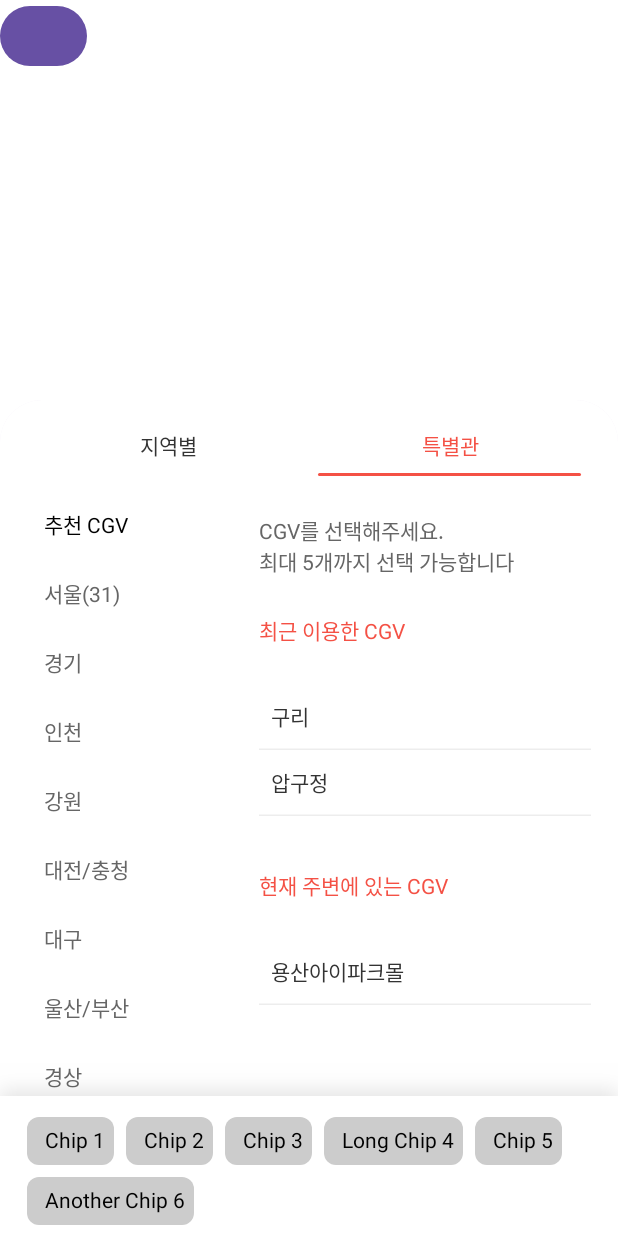
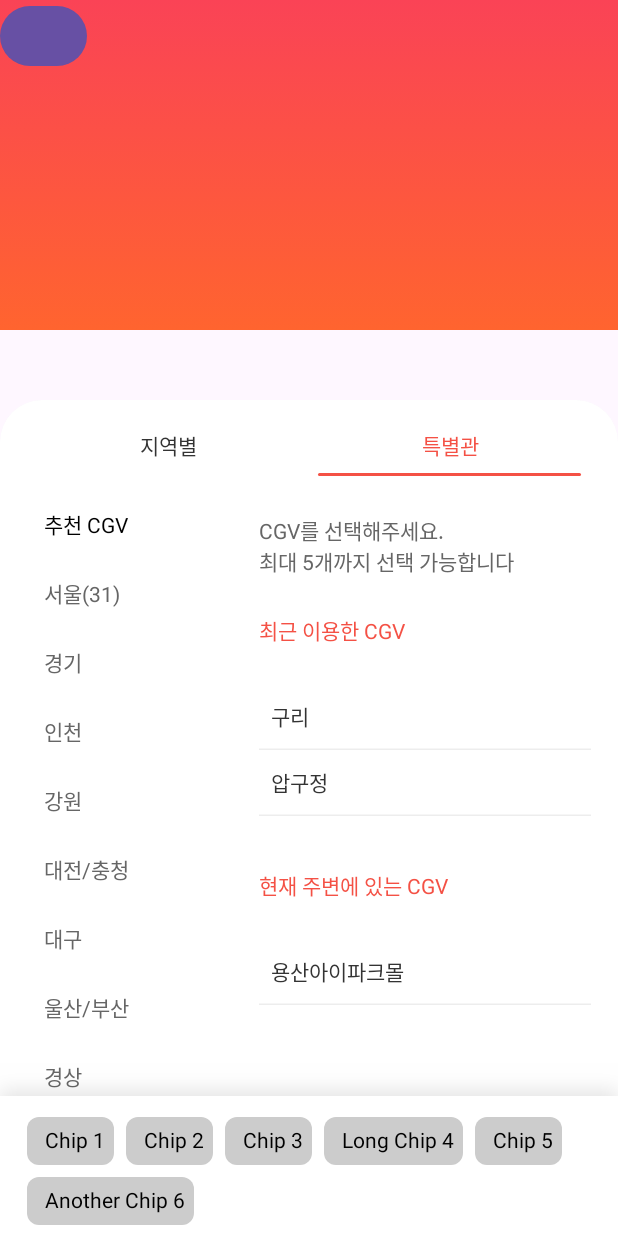
Before and after one commit to SOPT-all/35-COLLABORATION-ANDROID-CGV, an Android app built with Jetpack Compose: the @Preview function TimeScreenPreview, tab 2 chosen, on a phone screen of 412 x 824 dp. Run offline under Robolectric (Android 15) with nearby library versions, the phone set to English and light mode, and no system bars; Roboto replaces fonts that are not available here.

Commit message:
UI #6: TimeScreen의 배경 구현

```diff
--- a/app/src/main/java/org/sopt/cgv/feature/time/TimeScreen.kt
+++ b/app/src/main/java/org/sopt/cgv/feature/time/TimeScreen.kt
@@ -1,9 +1,15 @@
 package org.sopt.cgv.feature.time
 
+import androidx.compose.foundation.background
+import androidx.compose.foundation.layout.Box
 import androidx.compose.foundation.layout.Column
 import androidx.compose.foundation.layout.fillMaxSize
+import androidx.compose.foundation.layout.fillMaxWidth
+import androidx.compose.foundation.layout.height
+import androidx.compose.foundation.layout.padding
 import androidx.compose.material3.Button
 import androidx.compose.material3.ExperimentalMaterial3Api
+import androidx.compose.material3.Scaffold
 import androidx.compose.runtime.Composable
 import androidx.compose.runtime.getValue
 import androidx.compose.runtime.mutableStateOf
@@ -11,6 +17,8 @@
 import androidx.compose.runtime.setValue
 import androidx.compose.ui.Modifier
 import androidx.compose.ui.tooling.preview.Preview
+import androidx.compose.ui.unit.dp
+import org.sopt.cgv.core.designsystem.theme.Gradient
 
 @OptIn(ExperimentalMaterial3Api::class)
 @Composable
@@ -19,12 +27,25 @@
 ) {
     var isSheetOpen by remember { mutableStateOf(true) }
 
-    Column(
+    Scaffold(
         modifier = Modifier.fillMaxSize()
-    ) {
-        Button(
-            onClick = { isSheetOpen = !isSheetOpen }
-        ) { }
+    ) { innerPadding ->
+        Box(
+            modifier = Modifier
+                .fillMaxWidth()
+                .height(220.dp)
+                .background(Gradient)
+        )
+
+        Column(
+            modifier = Modifier
+                .fillMaxSize()
+                .padding(innerPadding)
+        ) {
+            Button(
+                onClick = { isSheetOpen = !isSheetOpen }
+            ) { }
+        }
     }
 
     TheaterSelectionModalBottomSheet(
```
